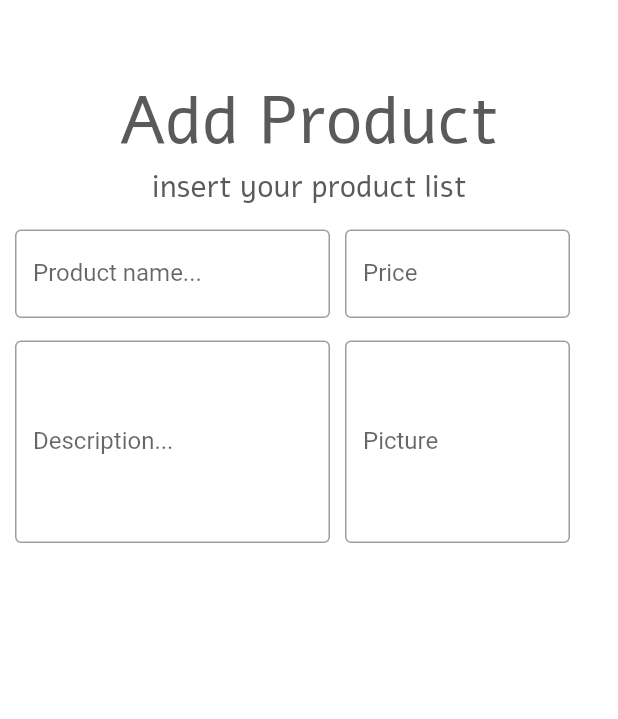
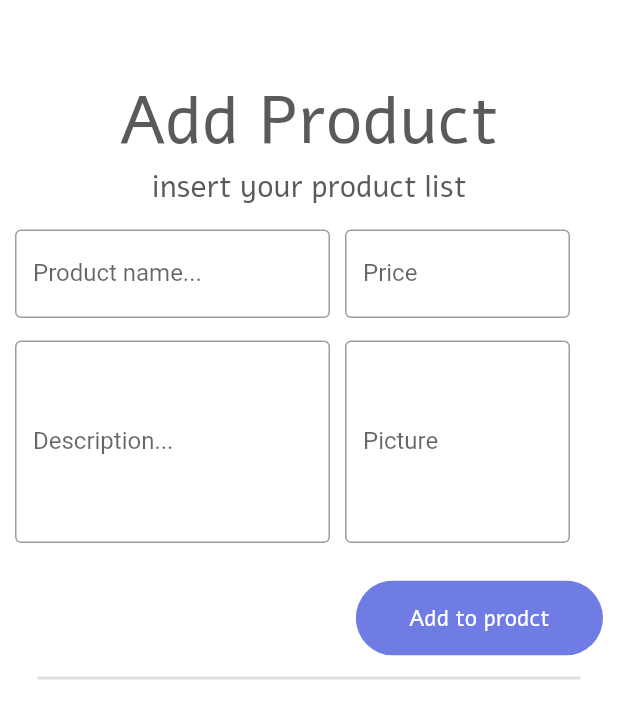
Before and after one commit to CSC234/Memby-application, a Flutter app: the AddProductList screen opened directly, on a phone screen of 412 x 824 dp. Shown: the top 719 px of the screen. Run offline on Flutter 3.47's test engine with Material 2 defaults, Android fonts, the phone set to English and light mode, and no system bars; our stand-ins replace dotted_decoration, firebase_auth, firebase_core, google_sign_in; missing offline and left inert: dart:ffi; accounts and stored records are empty.

Commit message:
[UPDATE] add product screen

```diff
--- a/lib/screens/addProductScreen.dart
+++ b/lib/screens/addProductScreen.dart
@@ -1,6 +1,6 @@
 import 'package:flutter/material.dart';
 import 'package:memby/constants.dart';
-import 'package:memby/components/CardProduct.dart';
+import 'package:memby/components/rounded_button.dart';
 
 import 'package:memby/components/Textfield.dart';
 
@@ -115,10 +115,30 @@ class _AddProductList extends State<AddProductList> {
                               width: 150,
                               min: 5,
                               max: 5,
-                            )
+                            ),
                           ],
                         )
                       ],
+                    ),
+                    Container(
+                      margin: EdgeInsets.only(right: 10),
+                      child: Align(
+                        alignment: Alignment.topRight,
+                        child: RoundedButton(
+                            color: kPrimaryLightColor,
+                            buttonHight: 50,
+                            fontsize: 15,
+                            buttonSize: 0.4,
+                            textColor: Colors.white,
+                            text: "Add to prodct",
+                            press: () {}),
+                      ),
+                    ),
+                    Divider(
+                      height: 10,
+                      thickness: 2,
+                      indent: 25,
+                      endIndent: 25,
                     ),
                   ],
                 ),
```
